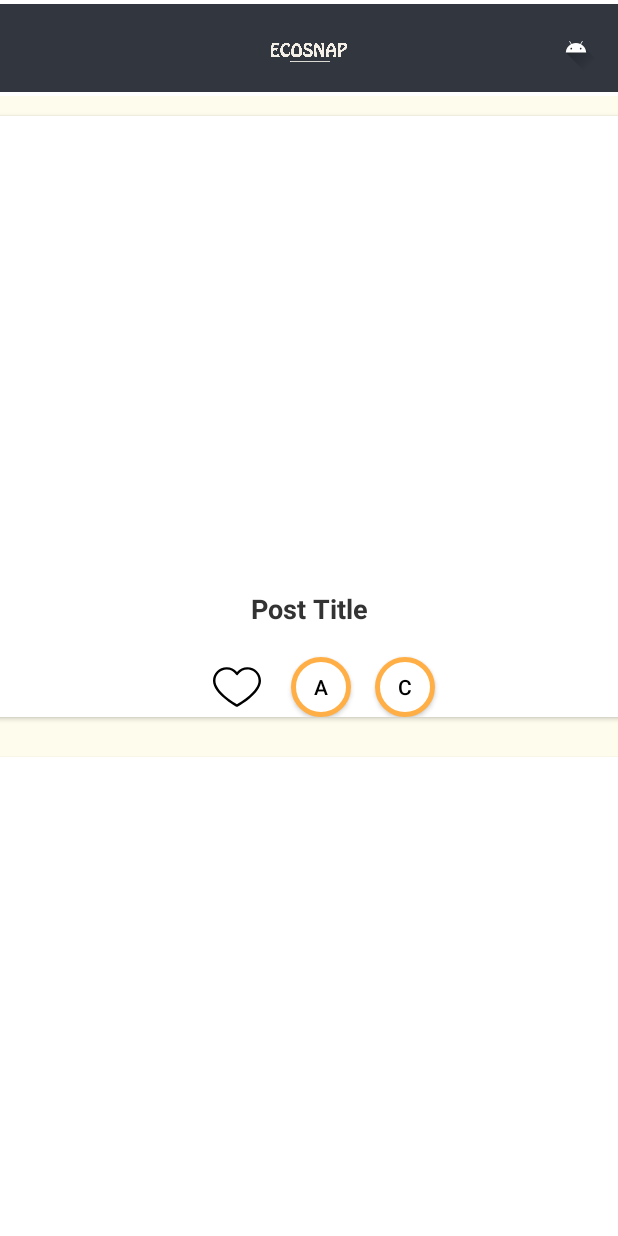
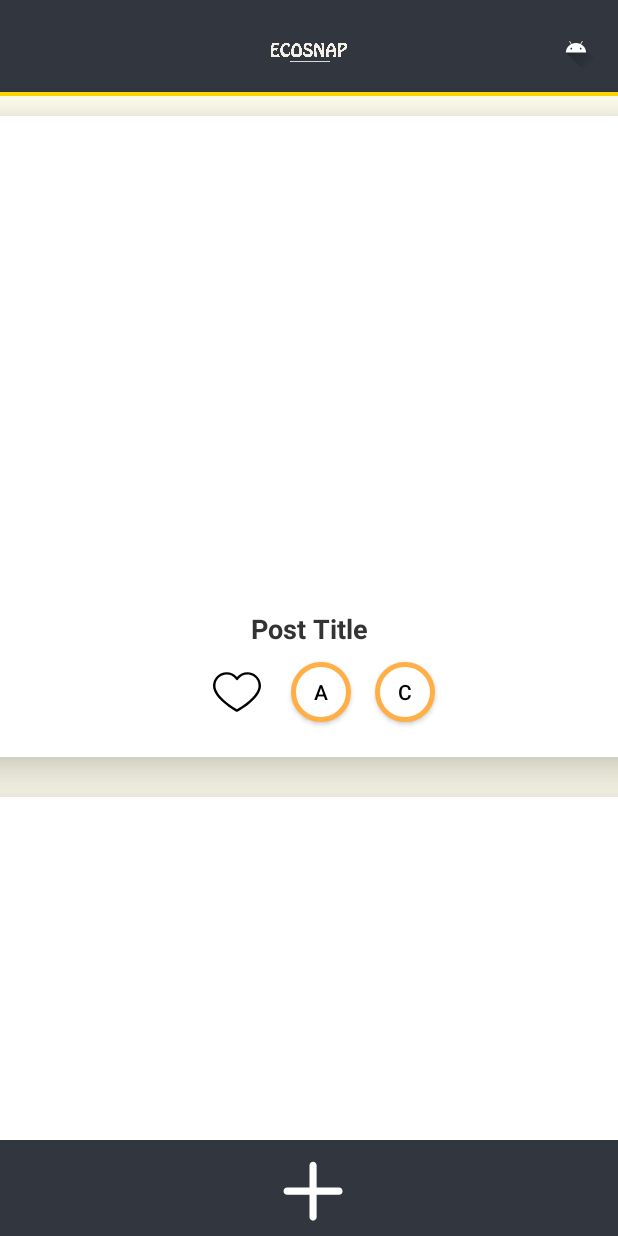
Before and after one commit to YashaswiNayak/EcoSnap, an Android app: the screen it shows after launch (MainActivity), on a phone screen of 412 x 824 dp. Run offline under Robolectric (Android 15) with nearby library versions, the phone set to English and light mode, and no system bars.

Commit message:
added the post button

```diff
--- a/app/src/main/java/com/example/ecosnap/MainActivity.kt
+++ b/app/src/main/java/com/example/ecosnap/MainActivity.kt
@@ -24,9 +24,11 @@ class MainActivity : AppCompatActivity() {
             v.setPadding(systemBars.left, systemBars.top, systemBars.right, systemBars.bottom)
             insets
         }
-        val toolbar = findViewById<Toolbar>(R.id.toolbar)
+        val topToolbar = findViewById<Toolbar>(R.id.topToolbar)
+//        val bottomToolbar=findViewById<Toolbar>(R.id.bottomToolbar)
         val container:LinearLayout=findViewById(R.id.main)
-        setSupportActionBar(toolbar)
+        setSupportActionBar(topToolbar)
+
         supportActionBar?.apply {
             setDisplayShowTitleEnabled(false) // Hide default title
             setDisplayHomeAsUpEnabled(false)
--- /dev/null
+++ b/app/src/main/res/drawable/post_button.xml
@@ -0,0 +1,7 @@
+<!-- circular_button.xml -->
+<shape xmlns:android="http://schemas.android.com/apk/res/android" android:shape="rectangle">
+    <stroke
+        android:color="@color/orange"
+        android:width="3dp"/>
+    <solid android:color="#ffffff"/> <!-- Use solid color for the inside of the circle -->
+</shape>
--- /dev/null
+++ b/app/src/main/res/drawable/post_plus.xml
@@ -0,0 +1,14 @@
+<vector
+    android:width="70dp"
+    android:height="70dp"
+    android:viewportWidth="412.735"
+    android:viewportHeight="412.735"
+    xmlns:android="http://schemas.android.com/apk/res/android">
+    <path
+        android:fillColor="#FFFFFFFF"
+        android:pathData="M206.367,118.738v87.996h-87.996c-7.732,
+        0 -14,6.268 -14,14s6.268,14 14,14h87.996v87.996c0,7.732
+        6.268,14 14,14s14,-6.268 14,-14v-87.996h87.996c7.732,0
+        14,-6.268 14,-14s-6.268,-14 -14,-14h-87.996v-87.996c0,
+        -7.732 -6.268,-14 -14,-14s-14,6.268 -14,14z"/>
+</vector>
--- a/app/src/main/res/drawable/toolbar_border.xml
+++ b/app/src/main/res/drawable/toolbar_border.xml
@@ -2,10 +2,10 @@
 <layer-list xmlns:android="http://schemas.android.com/apk/res/android">
     <item>
         <shape android:shape="rectangle">
-            <solid android:color="@color/white"/>
+            <solid android:color="@color/gold"/>
         </shape>
     </item>
-    <item android:bottom="3dp" android:top="3dp">
+    <item android:bottom="3dp">
         <shape android:shape="rectangle">
             <solid android:color="@color/light_black"/>
         </shape>
--- a/app/src/main/res/layout/activity_main.xml
+++ b/app/src/main/res/layout/activity_main.xml
@@ -1,9 +1,13 @@
 <?xml version="1.0" encoding="utf-8"?>
-<ScrollView xmlns:android="http://schemas.android.com/apk/res/android"
-    xmlns:app="http://schemas.android.com/apk/res-auto"
+<RelativeLayout xmlns:android="http://schemas.android.com/apk/res/android"
     xmlns:tools="http://schemas.android.com/tools"
     android:layout_width="match_parent"
     android:layout_height="match_parent">
+
+    <ScrollView
+        android:layout_width="match_parent"
+        android:layout_height="match_parent"
+        android:background="@color/cream">
 
         <LinearLayout
             android:id="@+id/main"
@@ -18,7 +22,7 @@
                 android:layout_height="wrap_content">
 
                 <androidx.appcompat.widget.Toolbar
-                android:id="@+id/toolbar"
+                    android:id="@+id/topToolbar"
                     android:layout_width="match_parent"
                     android:layout_height="?attr/actionBarSize"
                     android:background="@drawable/toolbar_border"
@@ -34,8 +38,30 @@
                 </androidx.appcompat.widget.Toolbar>
             </com.google.android.material.appbar.AppBarLayout>
 
-        <!-- Add your additional content here -->
-        <!-- For example, dynamically added post components -->
+            <!-- Content Area -->
 
         </LinearLayout>
     </ScrollView>
+
+    <com.google.android.material.appbar.AppBarLayout
+        android:layout_width="match_parent"
+        android:layout_height="wrap_content"
+        android:layout_alignParentBottom="true">
+
+        <androidx.appcompat.widget.Toolbar
+            android:id="@+id/bottomToolbar"
+            android:layout_width="match_parent"
+            android:layout_height="?attr/actionBarSize"
+            android:background="@color/light_black"
+            android:minHeight="?attr/actionBarSize"
+            android:theme="?attr/actionBarTheme" >
+            <ImageButton
+                android:layout_gravity="center"
+                android:background="@color/light_black"
+                android:layout_width="50dp"
+                android:layout_height="50dp"
+                android:src="@drawable/post_plus"/>
+        </androidx.appcompat.widget.Toolbar>
+    </com.google.android.material.appbar.AppBarLayout>
+
+</RelativeLayout>
--- a/app/src/main/res/layout/post.xml
+++ b/app/src/main/res/layout/post.xml
@@ -1,29 +1,25 @@
-<?xml version="1.0" encoding="utf-8"?>
-<androidx.cardview.widget.CardView xmlns:android="http://schemas.android.com/apk/res/android"
+<LinearLayout
+    xmlns:android="http://schemas.android.com/apk/res/android"
     android:layout_width="match_parent"
     android:layout_height="wrap_content"
+    android:orientation="vertical"
     android:elevation="20dp"
+    android:background="@color/white"
     android:padding="16dp">
 
-    <RelativeLayout
-        android:layout_width="match_parent"
-        android:layout_height="wrap_content"
-        android:background="@color/white">
+    <!-- Your existing content here -->
 
     <ImageView
         android:id="@+id/postImage"
         android:layout_width="match_parent"
-            android:background="@color/white"
         android:layout_height="300dp"
         android:scaleType="centerCrop"
         android:contentDescription="@string/posts" />
 
     <TextView
         android:id="@+id/title"
-            android:hint="@string/title"
         android:layout_width="match_parent"
         android:layout_height="wrap_content"
-            android:layout_below="@id/postImage"
         android:layout_marginTop="16dp"
         android:text="@string/post_title"
         android:textSize="18sp"
@@ -32,12 +28,12 @@
         android:textColor="@color/dark_grey"
         android:textStyle="bold"
         android:textAlignment="center"/>
+
     <LinearLayout
         android:layout_width="match_parent"
         android:layout_height="60dp"
         android:gravity="center"
-            android:orientation="horizontal"
-            android:layout_below="@+id/title">
+        android:orientation="horizontal">
 
         <!-- Action button -->
 
@@ -47,7 +43,6 @@
             android:layout_width="40dp"
             android:layout_height="40dp"
             android:layout_marginStart="16dp"
-                android:layout_marginTop="10dp"
             android:background="@color/white"
             android:contentDescription="@string/likebutton"
             android:text="@string/like"
@@ -59,8 +54,6 @@
             android:layout_height="40dp"
             android:background="@drawable/circular_button"
             android:layout_marginStart="16dp"
-                android:layout_marginTop="10dp"
-
             android:text="@string/action"
             android:textColor="@color/black" />
 
@@ -69,7 +62,6 @@
             android:layout_width="40dp"
             android:layout_height="40dp"
             android:background="@drawable/circular_button"
-                android:layout_marginTop="10dp"
             android:layout_marginStart="16dp"
             android:text="@string/comment"
             android:textColor="@color/black" />
@@ -78,5 +70,4 @@
 
     <!-- Like button -->
 
-    </RelativeLayout>
-</androidx.cardview.widget.CardView>
+</LinearLayout>
```
Lines whose indentation alone changed are shown as unchanged.
